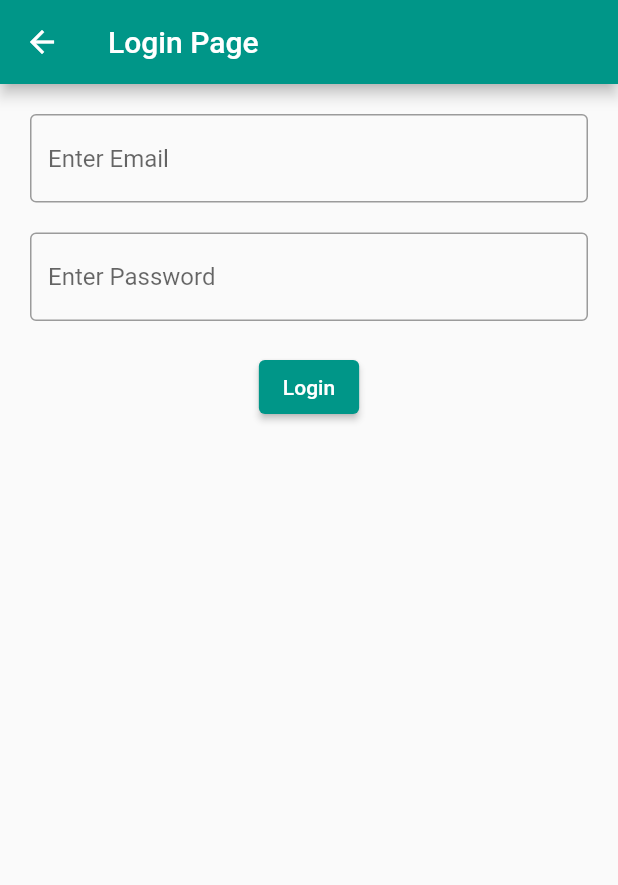
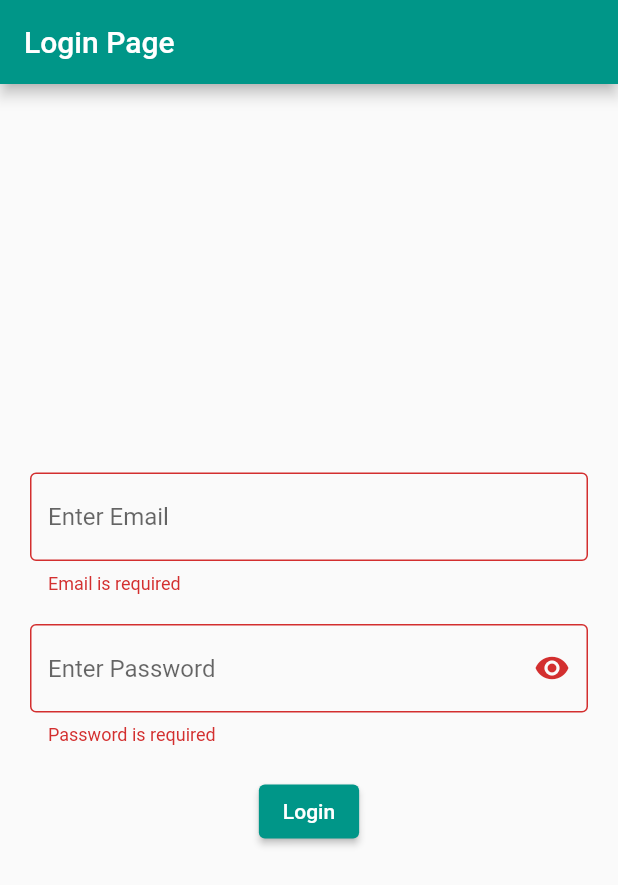
Before and after one commit to Shajeel-Afzal/learn_with_shajeel_batch_3_flutter_projects, a Flutter app: the LoginPage screen opened directly, after a tap on "Login", on a phone screen of 412 x 824 dp. Shown: the top 885 px of the screen. Run offline on Flutter 3.47's test engine with Material 2 defaults, Android fonts, the phone set to English and light mode, and no system bars; our stand-ins replace font_awesome_flutter, form_field_validator, responsive_builder.

Commit message:
lecture # 60

```diff
--- a/nftp_app/nftp_app/lib/LoginPage.dart
+++ b/nftp_app/nftp_app/lib/LoginPage.dart
@@ -1,4 +1,6 @@
 import 'package:flutter/material.dart';
+import 'package:form_field_validator/form_field_validator.dart';
+import 'package:responsive_builder/responsive_builder.dart';
 
 class LoginPage extends StatefulWidget {
   @override
@@ -6,44 +8,136 @@ class LoginPage extends StatefulWidget {
 }
 
 class _LoginPageState extends State<LoginPage> {
+  String _password;
+  String _email;
+
+  bool _emailIsValid = true;
+
+  final _formKey = GlobalKey<FormState>();
+  bool _obsecureText = true;
+
   @override
   Widget build(BuildContext context) {
+    return ResponsiveBuilder(
+      builder: (BuildContext context, SizingInformation sizingInformation) {
+        if (sizingInformation.isDesktop) {
           return Scaffold(
             appBar: AppBar(
               title: Text("Login Page"),
             ),
-      body: Padding(
+            body: Row(
+              children: [
+                Expanded(
+                  child: Container(
+                    color: Theme.of(context).scaffoldBackgroundColor,
+                    child: Center(
+                      child: Image.asset(
+                        "assets/images/login_il.png",
+                        width: 600,
+                        height: 600,
+                      ),
+                    ),
+                  ),
+                ),
+                Expanded(
+                  child: Padding(
+                    padding: EdgeInsets.symmetric(
+                      horizontal: 150,
+                    ),
+                    child: _createMobileLayout(context),
+                  ),
+                ),
+              ],
+            ),
+          );
+        } else {
+          return Scaffold(
+            appBar: AppBar(
+              title: Text("Login Page"),
+            ),
+            body: _createMobileLayout(context),
+          );
+        }
+      },
+    );
+  }
+
+  Widget _createMobileLayout(BuildContext context) {
+    return Padding(
       padding: const EdgeInsets.all(20.0),
+      child: Center(
+        child: Form(
+          key: _formKey,
           child: Column(
+            mainAxisSize: MainAxisSize.min,
             children: [
-            TextField(
+              TextFormField(
                 keyboardType: TextInputType.emailAddress,
                 decoration: InputDecoration(
                   hintText: "Enter Email",
                   border: OutlineInputBorder(),
                 ),
+                onChanged: (value) {
+                  // print("Email: " + value);
+                  _email = value;
+                },
+                validator: MultiValidator(
+                  [
+                    EmailValidator(errorText: 'Please provide a valid email'),
+                    RequiredValidator(errorText: 'Email is required'),
+                  ],
+                ),
               ),
               Container(
                 height: 20,
               ),
-            TextField(
-              obscureText: true,
+              TextFormField(
+                onChanged: (value) {
+                  // print("Password: " + value);
+                  _password = value;
+                },
+                obscureText: _obsecureText,
                 keyboardType: TextInputType.emailAddress,
                 decoration: InputDecoration(
                   hintText: "Enter Password",
                   border: OutlineInputBorder(),
+                  suffixIcon: GestureDetector(
+                    child: Icon(_obsecureText
+                        ? Icons.visibility
+                        : Icons.visibility_off),
+                    onTap: () {
+                      setState(() {
+                        _obsecureText = !_obsecureText;
+                      });
+                    },
+                  ),
+                ),
+                validator: MultiValidator(
+                  [
+                    RequiredValidator(errorText: "Password is required"),
+                    MinLengthValidator(8,
+                        errorText: "Password length cannot be less than 8"),
+                  ],
                 ),
               ),
               Container(
                 height: 20,
               ),
               ElevatedButton(
-              onPressed: () {},
+                onPressed: () {
+                  if (_formKey.currentState.validate()) {
+                    // If the form is valid, display a snackbar. In the real world,
+                    // you'd often call a server or save the information in a database.
+                    ScaffoldMessenger.of(context).showSnackBar(
+                        SnackBar(content: Text('Processing Data')));
+                  }
+                },
                 child: Text("Login"),
               ),
             ],
           ),
         ),
+      ),
     );
   }
 }
--- a/nftp_app/nftp_app/lib/main.dart
+++ b/nftp_app/nftp_app/lib/main.dart
@@ -1,6 +1,7 @@
 import 'package:flutter/material.dart';
 import 'package:font_awesome_flutter/font_awesome_flutter.dart';
-import 'package:nftp_app/ListViewDemoPage.dart';
+import 'package:nftp_app/GridViewDemo.dart';
+import 'package:nftp_app/LoginPage.dart';
 import 'package:url_launcher/url_launcher.dart';
 
 void main() {
@@ -16,7 +17,7 @@ class MyApp extends StatelessWidget {
       theme: ThemeData(
         primarySwatch: Colors.teal,
       ),
-      home: ListViewDemoPage(),
+      home: LoginPage(),
     );
   }
 }
--- a/nftp_app/nftp_app/pubspec.yaml
+++ b/nftp_app/nftp_app/pubspec.yaml
@@ -30,6 +30,9 @@ dependencies:
   cupertino_icons: ^1.0.2
   font_awesome_flutter: ^9.1.0
   url_launcher: ^6.0.6
+  form_field_validator: ^1.1.0
+  responsive_builder: ^0.4.1
+
 
 dev_dependencies:
   flutter_test:
@@ -48,7 +51,7 @@ flutter:
 
   # To add assets to your application, add an assets section, like this:
   assets:
-    - assets/images/shajeel_round.png
+    - assets/images/
 
   # An image asset can refer to one or more resolution-specific "variants", see
   # https://flutter.dev/assets-and-images/#resolution-aware.
```
Also changed, not shown: nftp_app/nftp_app/lib/FullScreenImageViwer.dart (added, +27 -0 lines), nftp_app/nftp_app/lib/GridViewDemo.dart (added, +46 -0 lines), nftp_app/nftp_app/assets/images/login_il.png (added), nftp_app/nftp_app/pubspec.lock, 1 other file. Lines whose indentation alone changed are shown as unchanged.
